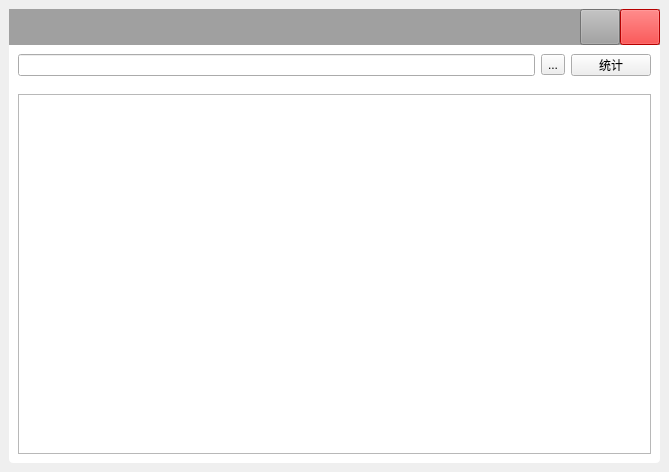
First picture: the form in test02/mainwindow.ui, repository 1663784811/qt_test, before the edit.
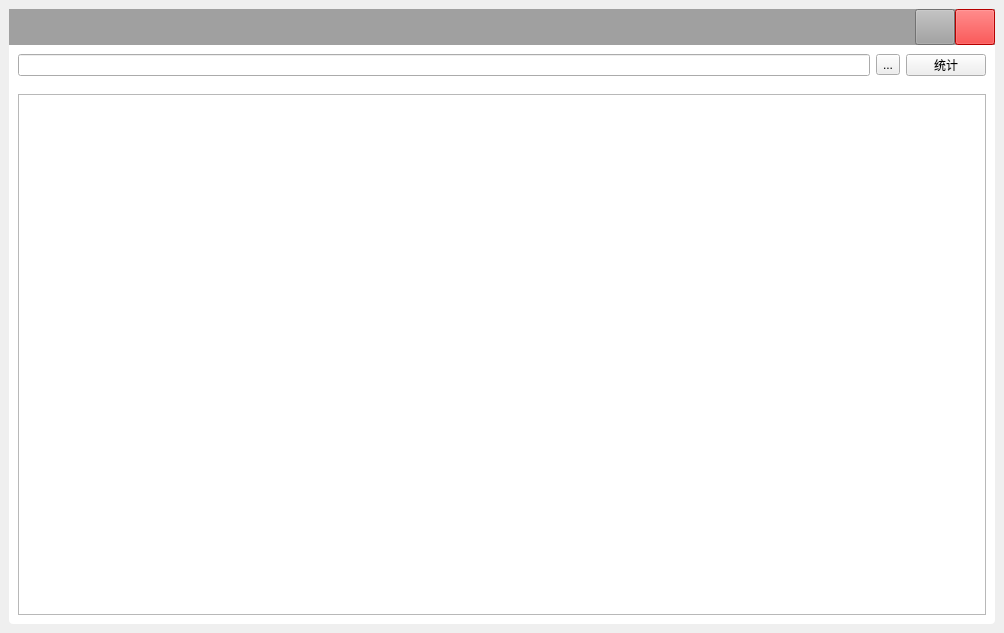
Second picture: the form after the edit.

What changed in the file:
```diff
--- a/test02/mainwindow.ui
+++ b/test02/mainwindow.ui
@@ -6,8 +6,8 @@
    <rect>
     <x>0</x>
     <y>0</y>
-    <width>669</width>
-    <height>472</height>
+    <width>1004</width>
+    <height>633</height>
    </rect>
   </property>
   <property name="windowTitle">
```
